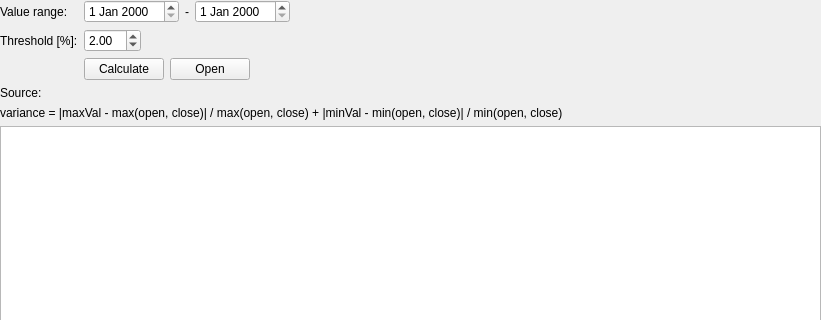
anetczuk/stock-monitor, file src/stockmonitor/ui/widget/tool/activitywidget.ui: the form before one commit; both pictures show x 0 to 821 and y 0 to 320 of the 821 by 666 pixel window.
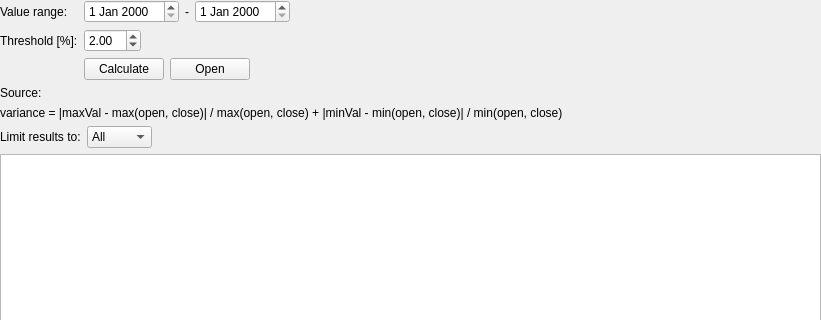
The form after the commit. Custom widgets are drawn as their Qt base class.

Diff of the .ui file:
```diff
--- a/src/stockmonitor/ui/widget/tool/activitywidget.ui
+++ b/src/stockmonitor/ui/widget/tool/activitywidget.ui
@@ -13,7 +13,7 @@
   <property name="windowTitle">
    <string>Variance</string>
   </property>
-  <layout class="QVBoxLayout" name="verticalLayout" stretch="0,0,0">
+  <layout class="QVBoxLayout" name="verticalLayout" stretch="0,0,0,0">
    <property name="leftMargin">
     <number>0</number>
    </property>
@@ -156,6 +156,49 @@
      </property>
     </widget>
    </item>
+   <item>
+    <layout class="QHBoxLayout" name="horizontalLayout_4">
+     <item>
+      <widget class="QLabel" name="label_8">
+       <property name="text">
+        <string>Limit results to:</string>
+       </property>
+      </widget>
+     </item>
+     <item>
+      <widget class="QComboBox" name="limitResultsCB">
+       <item>
+        <property name="text">
+         <string>All</string>
+        </property>
+       </item>
+       <item>
+        <property name="text">
+         <string>Favs</string>
+        </property>
+       </item>
+       <item>
+        <property name="text">
+         <string>Wallet</string>
+        </property>
+       </item>
+      </widget>
+     </item>
+     <item>
+      <spacer name="horizontalSpacer_4">
+       <property name="orientation">
+        <enum>Qt::Horizontal</enum>
+       </property>
+       <property name="sizeHint" stdset="0">
+        <size>
+         <width>40</width>
+         <height>20</height>
+        </size>
+       </property>
+      </spacer>
+     </item>
+    </layout>
+   </item>
    <item>
     <widget class="ToolStockTable" name="dataTable"/>
    </item>
```
